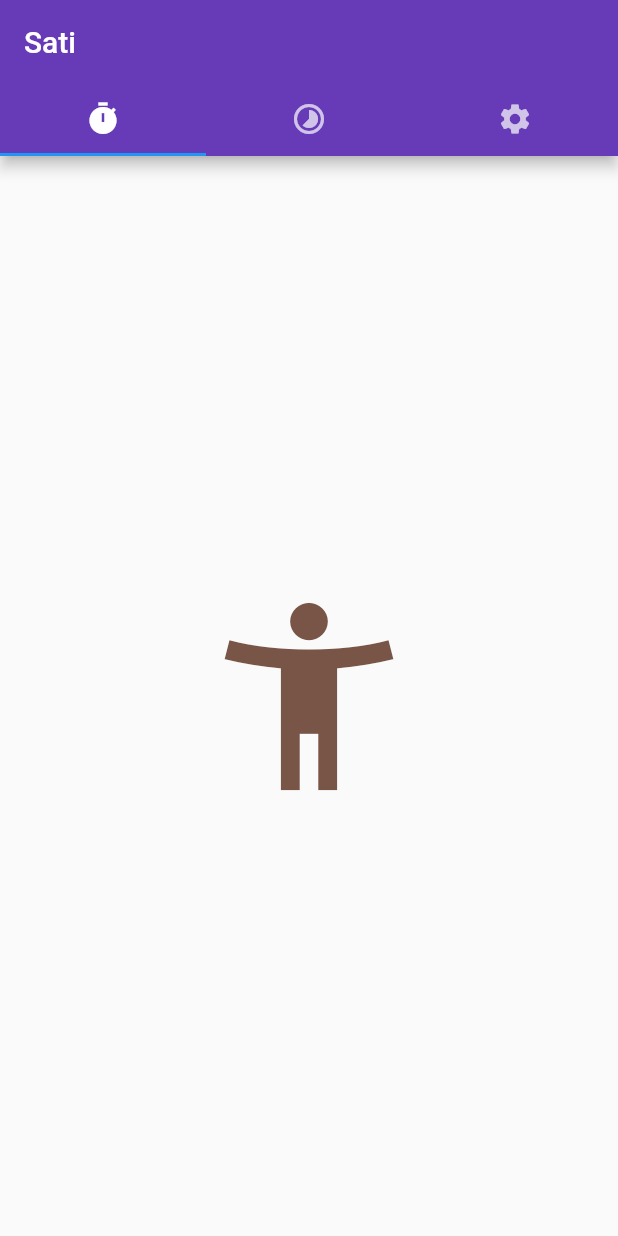
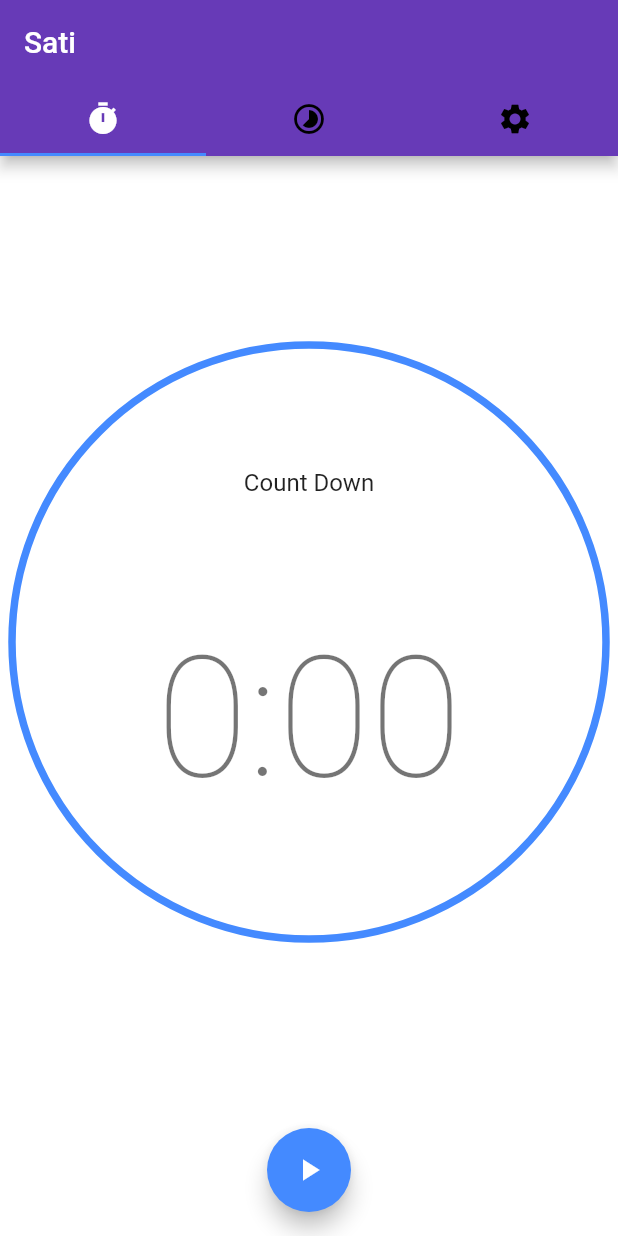
Before and after one commit to dscognitif/Sati_App, a Flutter app: the screen it shows after launch, on a phone screen of 412 x 824 dp. Run offline on Flutter 3.47's test engine with Material 2 defaults, Android fonts, the phone set to English and light mode, and no system bars.

```diff
--- a/lib/main.dart
+++ b/lib/main.dart
@@ -3,11 +3,17 @@ import 'widgets/FirstPage.dart' as first;
 import 'widgets/SecondPage.dart' as second;
 import 'widgets/ThirdPage.dart' as third;
 
-void main() {
-  runApp(new MaterialApp(
-    home: new MyTabs()
+void main() => runApp(MaterialApp(
+    home: new MyTabs(),
+    theme: ThemeData(
+      canvasColor: Colors.white,
+      iconTheme: IconThemeData(
+        color: Colors.black,
+      ),
+      accentColor: Colors.blueAccent,
+      brightness: Brightness.light,
+    ),
   ));
-}
 
 class MyTabs extends StatefulWidget {
   @override
@@ -15,14 +21,14 @@ class MyTabs extends StatefulWidget {
 }
 
 class MyTabsState extends State<MyTabs> with SingleTickerProviderStateMixin {
-
-
   TabController controller;
 
   @override
   void initState() {
     super.initState();
-    controller = new TabController(vsync: this, length: 3);
+    controller = new TabController(
+      vsync: this,
+      length: 3);
   }
 
   @override
--- a/lib/widgets/FirstPage.dart
+++ b/lib/widgets/FirstPage.dart
@@ -1,12 +1,146 @@
 import 'package:flutter/material.dart';
+import 'dart:math' as math;
 
-class FirstPage extends StatelessWidget {
+class FirstPage extends StatefulWidget {
+  @override
+  FirstPageState createState() => FirstPageState();
+}
+
+class FirstPageState extends State<FirstPage> with TickerProviderStateMixin {
+  AnimationController controller;
+
+String get timerString {
+    Duration duration = controller.duration * controller.value;
+    return '${duration.inMinutes}:${(duration.inSeconds % 60).toString().padLeft(2, '0')}';
+  }
+
+  @override
+  void initState() {
+    super.initState();
+    controller = AnimationController(
+      vsync: this,
+      duration: Duration(seconds: 10),
+    );
+  }
+
   @override
   Widget build(BuildContext context) {
-    return new Container(
-      child: new Center(
-        child: new Icon(Icons.accessibility_new, size: 150.0, color: Colors.brown)
-      )
+    ThemeData themeData = Theme.of(context);
+    return Scaffold(
+      body: Padding(
+        padding: EdgeInsets.all(8.0),
+        child: Column(
+          mainAxisAlignment: MainAxisAlignment.spaceBetween,
+          children: <Widget>[
+            Expanded(
+              child: Align(
+                alignment: FractionalOffset.center,
+                child: AspectRatio(
+                  aspectRatio: 1.0,
+                  child: Stack(
+                    children: <Widget>[
+                      Positioned.fill(
+                        child: AnimatedBuilder(
+                          animation: controller,
+                          builder: (BuildContext context, Widget child) {
+                            return CustomPaint(
+                                painter: TimerPainter(
+                              animation: controller,
+                              backgroundColor: Colors.white,
+                              color: themeData.indicatorColor,
+                            ));
+                          },
+                        ),
+                      ),
+                      Align(
+                        alignment: FractionalOffset.center,
+                        child: Column(
+                          mainAxisAlignment: MainAxisAlignment.spaceEvenly,
+                          crossAxisAlignment: CrossAxisAlignment.center,
+                          children: <Widget>[
+                            Text(
+                              "Count Down",
+                              style: themeData.textTheme.subhead,
+                            ),
+                            AnimatedBuilder(
+                                animation: controller,
+                                builder: (BuildContext context, Widget child) {
+                                  return Text(
+                                    timerString,
+                                    style: themeData.textTheme.display4,
+                                  );
+                                }),
+                          ],
+                        ),
+                      ),
+                    ],
+                  ),
+                ),
+              ),
+            ),
+            Container(
+              margin: EdgeInsets.all(8.0),
+              child: Row(
+                mainAxisAlignment: MainAxisAlignment.spaceEvenly,
+                children: <Widget>[
+                  FloatingActionButton(
+                    child: AnimatedBuilder(
+                      animation: controller,
+                      builder: (BuildContext context, Widget child) {
+                        return Icon(controller.isAnimating
+                            ? Icons.pause
+                            : Icons.play_arrow);
+                      },
+                    ),
+                    onPressed: () {
+                      if (controller.isAnimating)
+                        controller.stop();
+                      else {
+                        controller.reverse(
+                            from: controller.value == 0.0
+                                ? 1.0
+                                : controller.value);
+                      }
+                    },
+                  )
+                ],
+              ),
+            )
+          ],
+        ),
+      ),
     );
   }
 }
+
+class TimerPainter extends CustomPainter {
+  TimerPainter({
+    this.animation,
+    this.backgroundColor,
+    this.color,
+  }) : super(repaint: animation);
+
+  final Animation<double> animation;
+  final Color backgroundColor, color;
+
+  @override
+  void paint(Canvas canvas, Size size) {
+    Paint paint = Paint()
+      ..color = backgroundColor
+      ..strokeWidth = 5.0
+      ..strokeCap = StrokeCap.round
+      ..style = PaintingStyle.stroke;
+
+    canvas.drawCircle(size.center(Offset.zero), size.width / 2.0, paint);
+    paint.color = color;
+    double progress = (1.0 - animation.value) * 2 * math.pi;
+    canvas.drawArc(Offset.zero & size, math.pi * 1.5, -progress, false, paint);
+  }
+
+  @override
+  bool shouldRepaint(TimerPainter old) {
+    return animation.value != old.animation.value ||
+        color != old.color ||
+        backgroundColor != old.backgroundColor;
+  }
+}
```
